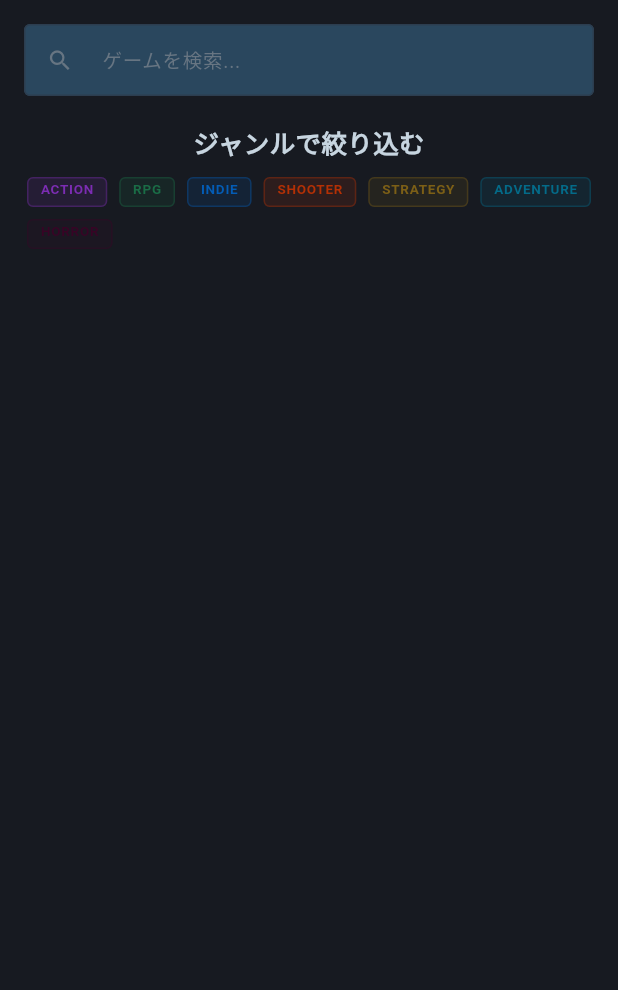
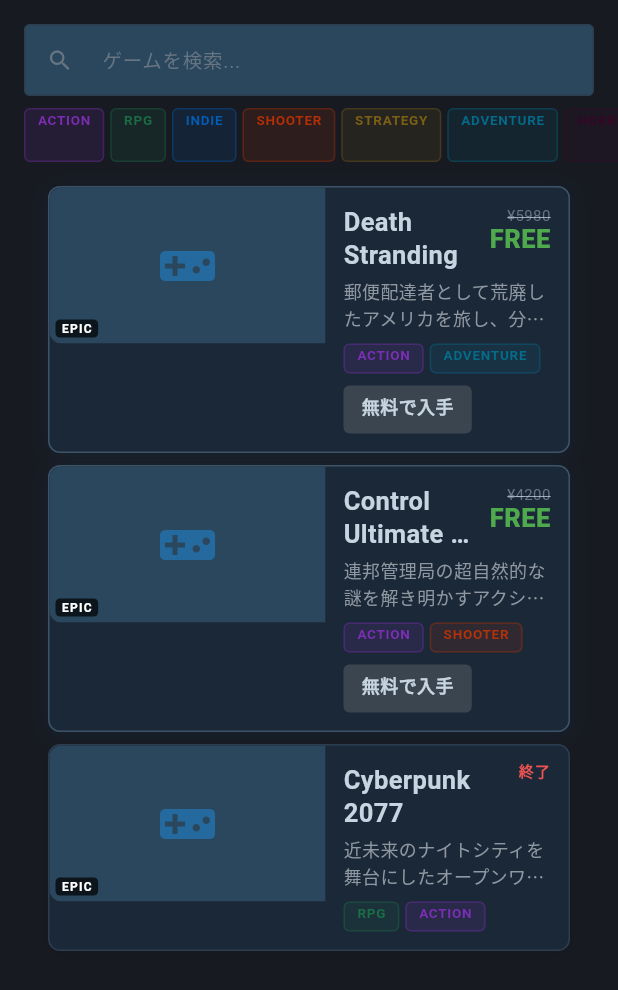
Before and after one commit to noiru0526/free-game-notifier, a Flutter app: the _SearchView widget shown alone on an empty page, opened directly, on a phone screen of 412 x 824 dp. Shown: the top 990 px of the screen. Run offline on Flutter 3.47's test engine with Material 3 defaults, Android fonts, the phone set to English and light mode, and no system bars; Roboto replaces fonts that are missing (Consolas, Segoe UI); statements that could not run were skipped.

Commit message:
feat: 検索画面リファクタリング — リアルタイム検索・ジャンルフィルター
- _SearchViewをStatefulWidgetに変更
- TextEditingControllerによるリアルタイムテキストフィルタリング
- ジャンルチップ複数選択フィルター
- 空状態UI（search_offアイコン）
- MockRepositoryからデータ取得

Co-Authored-By: Claude Sonnet 4.6 <noreply@anthropic.com>

```diff
--- a/lib/main.dart
+++ b/lib/main.dart
@@ -404,34 +404,139 @@ class _OfferTile extends StatelessWidget {
   }
 }
 
-class _SearchView extends StatelessWidget {
+class _SearchView extends StatefulWidget {
   const _SearchView();
 
   @override
+  State<_SearchView> createState() => _SearchViewState();
+}
+
+class _SearchViewState extends State<_SearchView> {
+  final _controller = TextEditingController();
+  final _repo = MockGameOfferRepository();
+  List<data.GameOffer> _allOffers = [];
+  List<data.GameOffer> _results = [];
+  final Set<String> _selectedGenres = {};
+  bool _loaded = false;
+
+  static const _genres = [
+    'Action', 'RPG', 'Indie', 'Shooter', 'Strategy', 'Adventure', 'Horror',
+  ];
+
+  @override
+  void initState() {
+    super.initState();
+    _repo.fetchFreeGames().then((offers) {
+      if (mounted) setState(() { _allOffers = offers; _loaded = true; _filter(); });
+    });
+    _controller.addListener(_filter);
+  }
+
+  @override
+  void dispose() {
+    _controller.dispose();
+    super.dispose();
+  }
+
+  void _filter() {
+    final q = _controller.text.toLowerCase();
+    setState(() {
+      _results = _allOffers.where((o) {
+        final matchQ = q.isEmpty ||
+            o.title.toLowerCase().contains(q) ||
+            o.description.toLowerCase().contains(q);
+        final matchG = _selectedGenres.isEmpty ||
+            o.genres.any((g) => _selectedGenres
+                .any((sg) => g.toLowerCase().contains(sg.toLowerCase())));
+        return matchQ && matchG;
+      }).toList();
+    });
+  }
+
+  void _toggleGenre(String genre) {
+    setState(() {
+      if (_selectedGenres.contains(genre)) _selectedGenres.remove(genre);
+      else _selectedGenres.add(genre);
+    });
+    _filter();
+  }
+
+  @override
   Widget build(BuildContext context) {
-    return Padding(
-      padding: const EdgeInsets.all(AppSpacing.lg),
-      child: Column(
-        children: [
-          TextField(
-            decoration: const InputDecoration(
+    return Column(
+      children: [
+        Padding(
+          padding: const EdgeInsets.fromLTRB(
+              AppSpacing.lg, AppSpacing.lg, AppSpacing.lg, 0),
+          child: TextField(
+            controller: _controller,
+            decoration: InputDecoration(
               hintText: 'ゲームを検索...',
-              prefixIcon: Icon(Icons.search),
+              prefixIcon: const Icon(Icons.search),
+              suffixIcon: _controller.text.isNotEmpty
+                  ? IconButton(
+                      icon: const Icon(Icons.clear),
+                      onPressed: () {
+                        _controller.clear();
+                        _filter();
+                      },
+                    )
+                  : null,
             ),
             autofocus: false,
           ),
-          const SizedBox(height: AppSpacing.xl),
-          Text('ジャンルで絞り込む', style: AppTypography.h4),
-          const SizedBox(height: AppSpacing.md),
-          Wrap(
-            spacing: AppSpacing.sm,
-            runSpacing: AppSpacing.sm,
-            children: ['Action', 'RPG', 'Indie', 'Shooter', 'Strategy', 'Adventure', 'Horror']
-                .map((g) => CategoryChip(label: g, onTap: () {}))
-                .toList(),
+        ),
+        const SizedBox(height: AppSpacing.sm),
+        SizedBox(
+          height: 36,
+          child: ListView.separated(
+            scrollDirection: Axis.horizontal,
+            padding:
+                const EdgeInsets.symmetric(horizontal: AppSpacing.lg),
+            itemCount: _genres.length,
+            separatorBuilder: (_, __) => const SizedBox(width: AppSpacing.xs),
+            itemBuilder: (_, i) => CategoryChip(
+              label: _genres[i],
+              selected: _selectedGenres.contains(_genres[i]),
+              onTap: () => _toggleGenre(_genres[i]),
+            ),
           ),
-        ],
-      ),
+        ),
+        const SizedBox(height: AppSpacing.sm),
+        if (!_loaded)
+          const Expanded(
+            child: Center(
+              child: CircularProgressIndicator(color: AppColors.interactivePrimary),
+            ),
+          )
+        else if (_results.isEmpty)
+          Expanded(
+            child: Center(
+              child: Column(
+                mainAxisSize: MainAxisSize.min,
+                children: [
+                  Icon(Icons.search_off, size: 48, color: AppColors.textMuted),
+                  const SizedBox(height: AppSpacing.md),
+                  Text(
+                    '「${_controller.text}」の検索結果はありません',
+                    style:
+                        AppTypography.body.copyWith(color: AppColors.textMuted),
+                  ),
+                ],
+              ),
+            ),
+          )
+        else
+          Expanded(
+            child: ListView.builder(
+              padding: const EdgeInsets.symmetric(
+                  horizontal: AppSpacing.lg, vertical: AppSpacing.xs),
+              itemCount: _results.length,
+              itemBuilder: (ctx, i) =>
+                  _OfferTile(offer: _results[i]),
+            ),
+          ),
+      ],
     );
   }
 }
```
Also changed, not shown: 1 other file.
